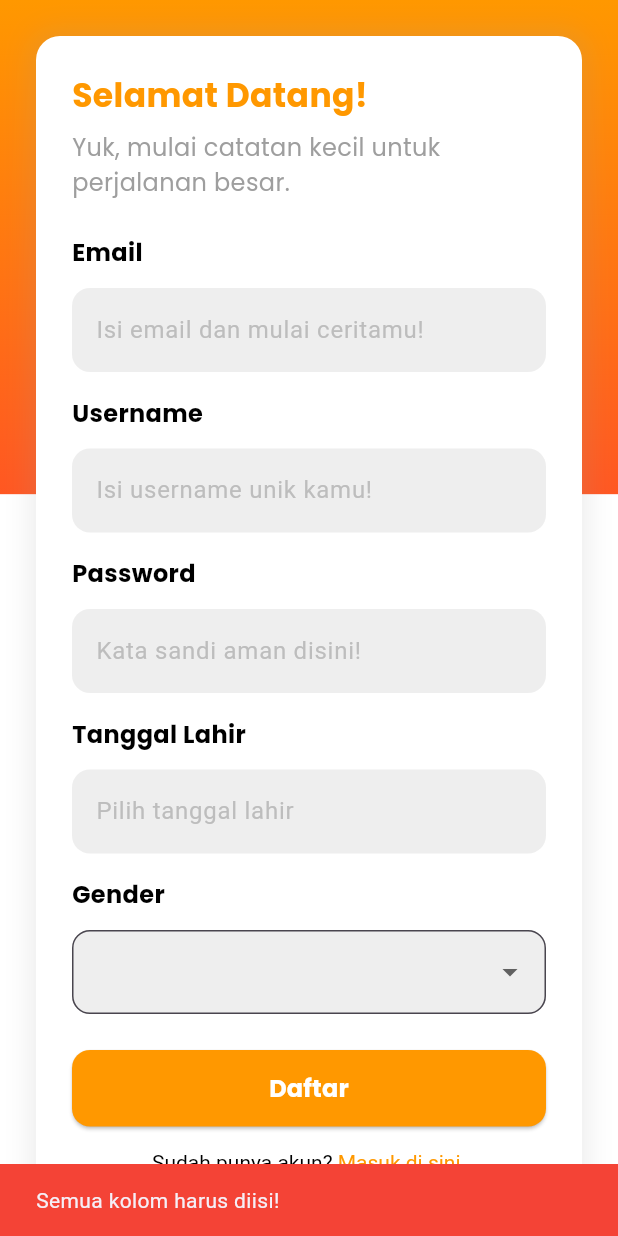
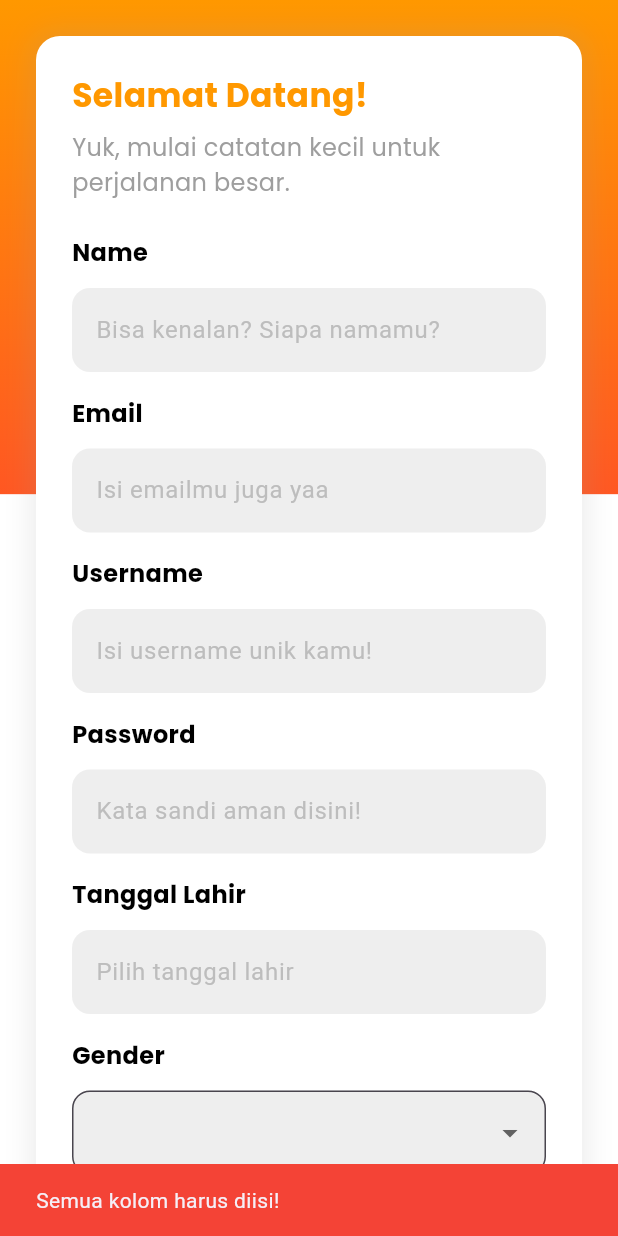
Before and after one commit to LouisFernando1204/jourx-frontend, a Flutter app: the RegisterPage screen opened directly, after a tap on "Daftar", on a phone screen of 412 x 824 dp. Run offline on Flutter 3.47's test engine with Material 3 defaults, Android fonts, the light colour scheme and no system bars; our stand-ins replace equatable, firebase_auth, firebase_core, google_fonts, google_sign_in; accounts and stored records are empty.

Commit message:
done register laravel

```diff
--- a/lib/view/pages/pages.dart
+++ b/lib/view/pages/pages.dart
@@ -1,4 +1,3 @@
-import 'dart:math';
 
 import 'package:firebase_auth/firebase_auth.dart';
 import 'package:flutter/material.dart';
--- a/lib/view/pages/register_page.dart
+++ b/lib/view/pages/register_page.dart
@@ -10,6 +10,7 @@ class RegisterPage extends StatefulWidget {
 class _RegisterPageState extends State<RegisterPage> {
   LoginViewmodel loginViewmodel = LoginViewmodel();
 
+  final TextEditingController nameController = TextEditingController();
   final TextEditingController emailController = TextEditingController();
   final TextEditingController usernameController = TextEditingController();
   final TextEditingController passwordController = TextEditingController();
@@ -17,7 +18,6 @@ class _RegisterPageState extends State<RegisterPage> {
 
   String? selectedGender;
 
-  // Date picker function
   Future<void> _selectDate(BuildContext context) async {
     DateTime? pickedDate = await showDatePicker(
       context: context,
@@ -102,6 +102,21 @@ class _RegisterPageState extends State<RegisterPage> {
                         ),
                         const SizedBox(height: 24.0),
 
+                        // Name Field
+                        Text(
+                          "Name",
+                          style: GoogleFonts.poppins(
+                            fontWeight: FontWeight.bold,
+                            fontSize: 16,
+                            color: Colors.black,
+                          ),
+                        ),
+                        const SizedBox(height: 12.0),
+                        _buildTextField(
+                            nameController, 'Bisa kenalan? Siapa namamu?'),
+
+                        const SizedBox(height: 16.0),
+
                         // Email Field
                         Text(
                           "Email",
@@ -113,7 +128,7 @@ class _RegisterPageState extends State<RegisterPage> {
                         ),
                         const SizedBox(height: 12.0),
                         _buildTextField(
-                            emailController, 'Isi email dan mulai ceritamu!'),
+                            emailController, 'Isi emailmu juga yaa'),
 
                         const SizedBox(height: 16.0),
 
@@ -177,11 +192,13 @@ class _RegisterPageState extends State<RegisterPage> {
                         const SizedBox(height: 12.0),
                         DropdownButtonFormField<String>(
                           value: selectedGender,
-                          items: [
+                          items: const [
                             DropdownMenuItem(
-                                child: Text("Laki-laki"), value: "Laki-laki"),
+                                child: Text("Laki-laki"), value: "male"),
                             DropdownMenuItem(
-                                child: Text("Perempuan"), value: "Perempuan"),
+                                child: Text("Perempuan"), value: "female"),
+                            DropdownMenuItem(
+                                child: Text("Lainnya"), value: "other"),
                           ],
                           onChanged: (value) {
                             setState(() {
@@ -211,20 +228,48 @@ class _RegisterPageState extends State<RegisterPage> {
                                 borderRadius: BorderRadius.circular(12.0),
                               ),
                             ),
-                            onPressed: () {
-                              if (emailController.text.isNotEmpty &&
+                            onPressed: () async {
+                              if (nameController.text.isNotEmpty &&
+                                  emailController.text.isNotEmpty &&
                                   usernameController.text.isNotEmpty &&
                                   passwordController.text.isNotEmpty &&
                                   birthdateController.text.isNotEmpty &&
                                   selectedGender != null) {
-                                // Call registration method
-                                loginViewmodel.registerAccount(
+                                ScaffoldMessenger.of(context).showSnackBar(
+                                  const SnackBar(
+                                    content:
+                                        Text('Sedang memproses registrasi...'),
+                                    backgroundColor: Colors.blue,
+                                    duration: Duration(
+                                        seconds:
+                                            3), // Durasi menampilkan SnackBar
+                                  ),
+                                );
+                                await loginViewmodel.registerAccount(
+                                  nameController.text,
+                                  usernameController.text,
                                   emailController.text,
-                                  usernameController.text,
                                   passwordController.text,
                                   birthdateController.text,
                                   selectedGender!,
                                 );
+                                if (loginViewmodel.registerStatus ==
+                                    Status.success) {
+                                  ScaffoldMessenger.of(context).showSnackBar(
+                                    const SnackBar(
+                                      content: Text('Registrasi berhasil!'),
+                                      backgroundColor: Colors.green,
+                                    ),
+                                  );
+                                } else if (loginViewmodel.registerStatus ==
+                                    Status.error) {
+                                  ScaffoldMessenger.of(context).showSnackBar(
+                                    const SnackBar(
+                                      content: Text('Registrasi gagal!'),
+                                      backgroundColor: Colors.red,
+                                    ),
+                                  );
+                                }
                               } else {
                                 ScaffoldMessenger.of(context).showSnackBar(
                                   const SnackBar(
--- a/lib/view_model/login_viewmodel.dart
+++ b/lib/view_model/login_viewmodel.dart
@@ -1,20 +1,27 @@
-import 'package:firebase_auth/firebase_auth.dart';
 import 'package:flutter/material.dart';
 import 'package:jourx/repository/repository.dart';
+
+enum Status { error, success, none }
 
 class LoginViewmodel with ChangeNotifier {
   final _repo = Repository();
 
-  Future<dynamic> loginWithoutGmail(String email, String password) async {}
+  Future<dynamic> loginWithoutGmail(String email, String password) async {
+    _repo.loginAccount(email, password);
+  }
 
-  Future<dynamic> loginWithGmail() async {
+  Status registerStatus = Status.none;
+  Future<void> registerAccount(String name, String username, String email,
+      String password, String ttl, String gender) async {
     try {
-      GoogleAuthProvider _googleAuthProvider = GoogleAuthProvider();
+      registerStatus = Status.none;
+      notifyListeners();
+      registerStatus = await _repo.registerAccount(name, username, email, password, ttl, gender);
+      notifyListeners();
     } catch (error) {
-      print(error);
+      registerStatus = Status.error;
+      print("Error during registration: $error");
+      notifyListeners();
     }
   }
-
-  Future<dynamic> registerAccount(String username, String email,
-      String password, String ttl, String gender) async {}
 }
```
Also changed, not shown: lib/repository/repository.dart (+44 -3 lines).
